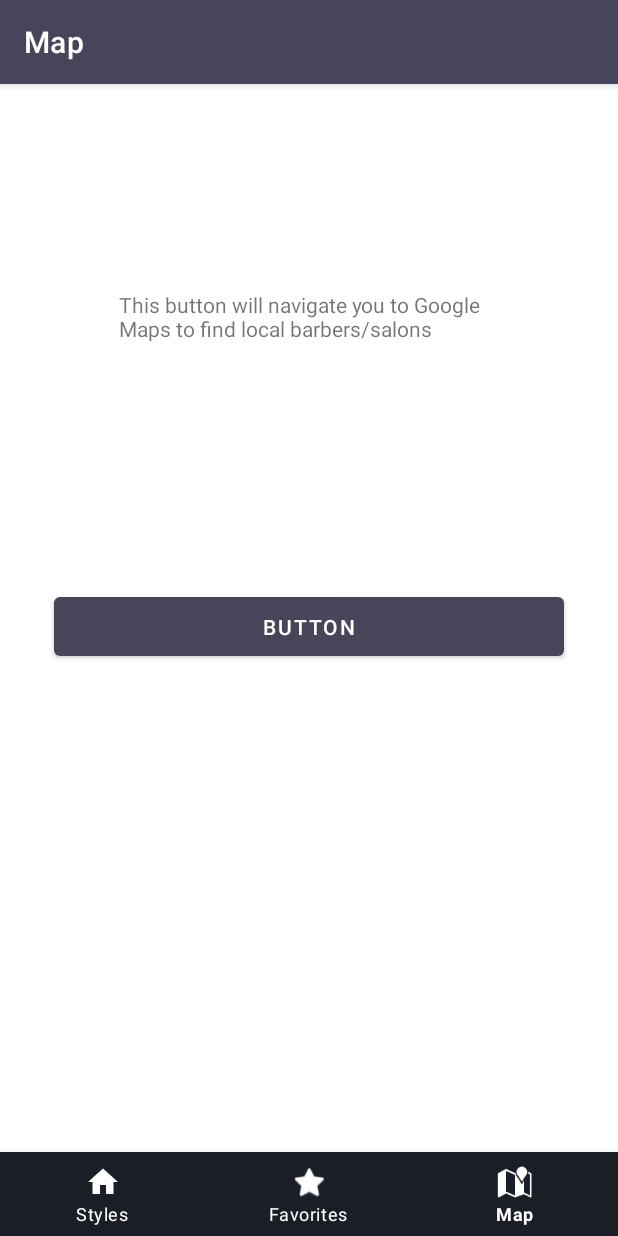
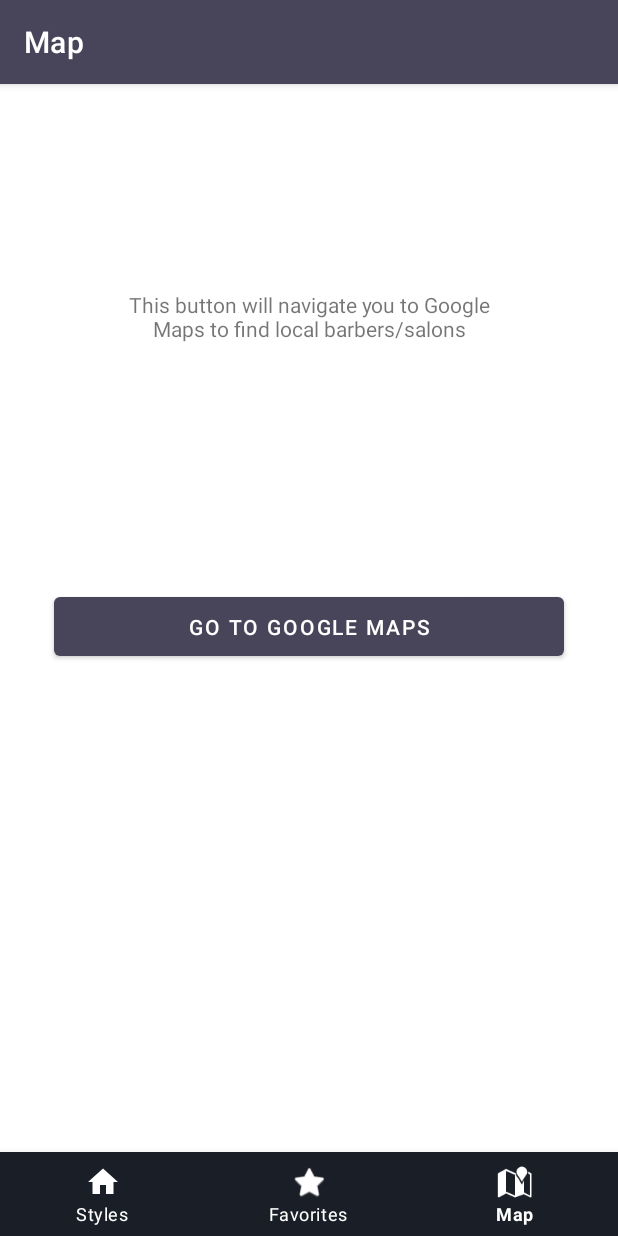
Before and after one commit to tyleraguirre/hair-style-app, an Android app: the MapFragment screen opened through its navigation route, on a phone screen of 412 x 824 dp. Run offline under Robolectric (Android 15) with nearby library versions, the light colour scheme and no system bars; our stand-ins replace Room's generated code, data binding, navigation-ui.

Commit message:
map fragment is done and navigating

```diff
--- a/app/src/main/java/com/example/haircutapp/ui/map/MapFragment.kt
+++ b/app/src/main/java/com/example/haircutapp/ui/map/MapFragment.kt
@@ -51,7 +51,7 @@
 
     override fun onViewCreated(view: View, savedInstanceState: Bundle?) {
         super.onViewCreated(view, savedInstanceState)
-        fusedLocationClient = LocationServices.getFusedLocationProviderClient(context)
+        fusedLocationClient = LocationServices.getFusedLocationProviderClient(requireContext())
         if (ActivityCompat.checkSelfPermission(
                 requireContext(),
                 Manifest.permission.ACCESS_FINE_LOCATION
@@ -65,7 +65,9 @@
                     lastLocation = location
                 }
             }
-        launchIntent()
+        google_map_nav_button.setOnClickListener {
+            launchIntent()
+        }
     }
 
     fun launchIntent() {
--- a/app/src/main/res/layout/fragment_map.xml
+++ b/app/src/main/res/layout/fragment_map.xml
@@ -13,22 +13,24 @@
     tools:context=".ui.map.MapFragment" >
 
     <Button
-        android:id="@+id/button"
+        android:id="@+id/google_map_nav_button"
         android:layout_width="340dp"
         android:layout_height="51dp"
-        android:text="Button"
+        android:text="@string/map_fragment_button"
         map:layout_constraintBottom_toBottomOf="parent"
         map:layout_constraintEnd_toEndOf="parent"
         map:layout_constraintStart_toStartOf="parent"
         map:layout_constraintTop_toTopOf="parent" />
 
     <TextView
-        android:id="@+id/textView"
+        android:id="@+id/map_button_info_text"
         android:layout_width="254dp"
         android:layout_height="62dp"
         android:text="@string/map_fragment_message"
-        map:layout_constraintBottom_toTopOf="@+id/button"
+        map:layout_constraintBottom_toTopOf="@+id/google_map_nav_button"
         map:layout_constraintEnd_toEndOf="parent"
         map:layout_constraintStart_toStartOf="parent"
-        map:layout_constraintTop_toTopOf="parent" />
+        map:layout_constraintTop_toTopOf="parent"
+        android:textAlignment="center"
+        android:gravity="center_horizontal" />
 </androidx.constraintlayout.widget.ConstraintLayout>
--- a/app/src/main/res/values/strings.xml
+++ b/app/src/main/res/values/strings.xml
@@ -7,4 +7,5 @@
     <string name="mens_button">Mens</string>
     <string name="women_button">Women</string>
     <string name="map_fragment_message">This button will navigate you to Google Maps to find local barbers/salons</string>
+    <string name="map_fragment_button">Go to Google Maps</string>
 </resources>
```
